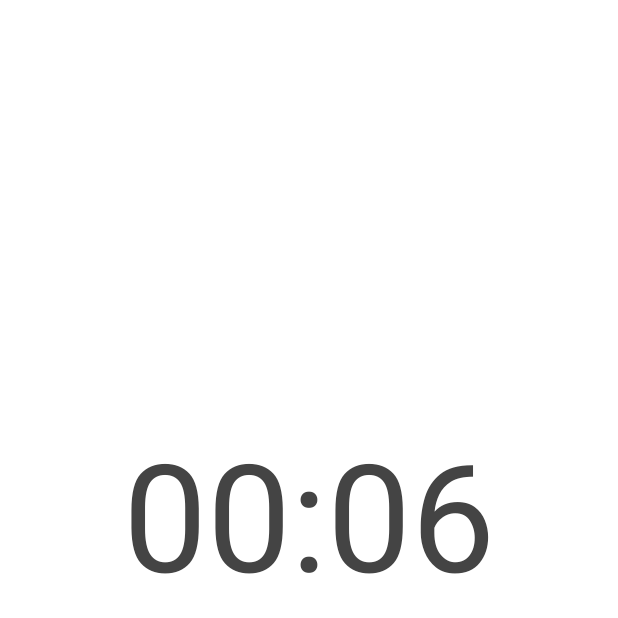
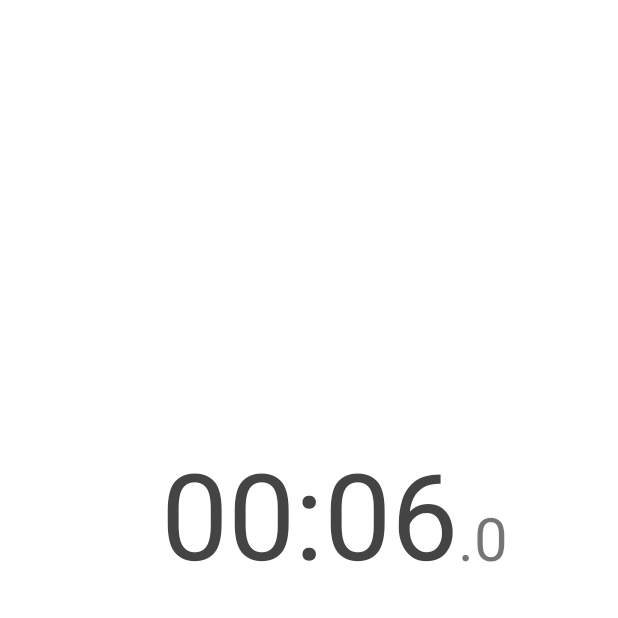
Before and after one commit to ikd9684/AndroidStudy.SimpleCountDownTimer, an Android app: the screen it shows after launch (MainActivity), on a phone screen of 412 x 824 dp, the top half of it. Run offline under Robolectric (Android 15) with nearby library versions, the phone set to English and light mode, and no system bars; our stand-ins replace data binding.

Commit message:
途中停止・再開と終了後の設定値戻しまで

```diff
--- a/app/src/main/java/jp/co/excite_software/s_ikeda/simple_countdown_timer/MainActivity.kt
+++ b/app/src/main/java/jp/co/excite_software/s_ikeda/simple_countdown_timer/MainActivity.kt
@@ -33,18 +33,15 @@ class MainActivity : AppCompatActivity() {
 
     private var timer: Timer? = null
     private var status: TimerStatus = TimerStatus.Stop
-    private var aSetTime: Long = 0
+    private var aSetSeconds: Int = 0
+    private var alarmTime: Long = 0
+    private var remaining: Long = 0
 
     override fun onCreate(savedInstanceState: Bundle?) {
         super.onCreate(savedInstanceState)
 
         binding = DataBindingUtil.setContentView(this, R.layout.activity_main)
         binding.lifecycleOwner = this
-
-        binding.textViewTime.text = getString(R.string.zero_time_value)
-
-        aSetTime = 6 * SECOND
-        setTimeValue(aSetTime)
 
         binding.buttonStartStop.text = getString(R.string.button_label_start)
         binding.buttonStartStop.setOnClickListener {
@@ -66,51 +63,49 @@ class MainActivity : AppCompatActivity() {
 
         binding.buttonStartStop.visibility = View.INVISIBLE
         initSound {
-            uiUpdate {
+            updateUI {
                 binding.buttonStartStop.visibility = View.VISIBLE
             }
         }
+
+        initAlarmTime(6)
     }
 
-    private fun uiUpdate(update: () -> Unit) {
+    private fun updateUI(update: () -> Unit) {
         uiHandler.post(update)
     }
 
     private fun setTimeValue(time: Long) {
         val minutes: Long = time / SECOND / 60
         val seconds: Long = time / SECOND % 60
-        uiUpdate {
-            binding.textViewTime.text = getString(R.string.time_value_format, minutes, seconds)
+        val milliSec: Long = (time - (minutes * SECOND * 60) - (seconds * SECOND)) / 100
+        updateUI {
+            binding.textViewSeconds.text = getString(R.string.time_value_format, minutes, seconds)
+            binding.textViewMilliSec.text = getString(R.string.msec_value_format, milliSec)
         }
     }
 
-    private fun ok() {
-        uiUpdate {
-            binding.buttonStartStop.text = getString(R.string.button_label_start)
-        }
-        streamId?.let { soundPool.stop(it) }
-        streamId = null
-
-        status = TimerStatus.Stop
-    }
-
     private fun start() {
-        uiUpdate {
+        updateUI {
             binding.buttonStartStop.text = getString(R.string.button_label_stop)
         }
 
         timer?.cancel()
         timer = Timer()
-        val startTime = Date().time + aSetTime + SECOND
+        alarmTime = if (alarmTime == 0L) {
+            Date().time + (aSetSeconds * SECOND)
+        } else {
+            Date().time + remaining
+        }
         timer?.schedule(object : TimerTask() {
             override fun run() {
-                aSetTime = startTime - Date().time
-                if (aSetTime <= SECOND) {
+                remaining = alarmTime - Date().time
+                if (remaining <= SECOND) {
                     timer?.cancel()
                     setTimeValue(0)
                     alarm()
                 } else {
-                    setTimeValue(aSetTime)
+                    setTimeValue(remaining)
                 }
             }
         }, 0, 100)
@@ -121,21 +116,42 @@ class MainActivity : AppCompatActivity() {
     private fun alarm() {
         streamId = soundPool.play(soundAlarm, 1.0f, 1.0f, 0, 0, 1.0f)
 
-        uiUpdate {
+        updateUI {
             binding.buttonStartStop.text = getString(R.string.button_label_ok)
         }
+
+        alarmTime = 0L
 
         status = TimerStatus.Alarm
     }
 
+    private fun ok() {
+        updateUI {
+            binding.buttonStartStop.text = getString(R.string.button_label_start)
+        }
+        streamId?.let { soundPool.stop(it) }
+        streamId = null
+
+        initAlarmTime()
+
+        status = TimerStatus.Stop
+    }
+
     private fun stop() {
-        uiUpdate {
+        updateUI {
             binding.buttonStartStop.text = getString(R.string.button_label_start)
         }
 
         timer?.cancel()
 
         status = TimerStatus.Stop
+    }
+
+    private fun initAlarmTime(aSetSeconds: Int? = null) {
+        aSetSeconds?.let {
+            this.aSetSeconds = it
+        }
+        setTimeValue(this.aSetSeconds * SECOND)
     }
 
     private fun initSound(completion: () -> Unit) {
--- a/app/src/main/res/layout/activity_main.xml
+++ b/app/src/main/res/layout/activity_main.xml
@@ -13,20 +13,28 @@
         tools:context=".MainActivity">
 
         <TextView
-            android:id="@+id/textViewTime"
-            android:layout_width="0dp"
+            android:id="@+id/textViewSeconds"
+            android:layout_width="wrap_content"
             android:layout_height="wrap_content"
-            android:layout_marginStart="60dp"
-            android:layout_marginEnd="60dp"
             android:autoSizeTextType="uniform"
             android:textAlignment="center"
             android:textColor="@color/text_color_normal"
-            android:textSize="100sp"
+            android:textSize="80sp"
             app:layout_constraintBottom_toTopOf="@+id/buttonStartStop"
             app:layout_constraintEnd_toEndOf="parent"
             app:layout_constraintStart_toStartOf="parent"
             app:layout_constraintTop_toTopOf="parent"
             tools:text="00:00" />
+
+        <TextView
+            android:id="@+id/textViewMilliSec"
+            android:layout_width="wrap_content"
+            android:layout_height="wrap_content"
+            android:layout_marginBottom="10dp"
+            android:textSize="40sp"
+            app:layout_constraintBottom_toBottomOf="@+id/textViewSeconds"
+            app:layout_constraintStart_toEndOf="@+id/textViewSeconds"
+            tools:text=".000" />
 
         <Button
             android:id="@+id/buttonStartStop"
--- a/app/src/main/res/values/strings.xml
+++ b/app/src/main/res/values/strings.xml
@@ -3,6 +3,7 @@
 
     <string name="zero_time_value">00:00</string>
     <string name="time_value_format">%02d:%02d</string>
+    <string name="msec_value_format">.%01d</string>
     <string name="button_label_start">Start</string>
     <string name="button_label_stop">Stop</string>
     <string name="button_label_ok">Ok</string>
```
